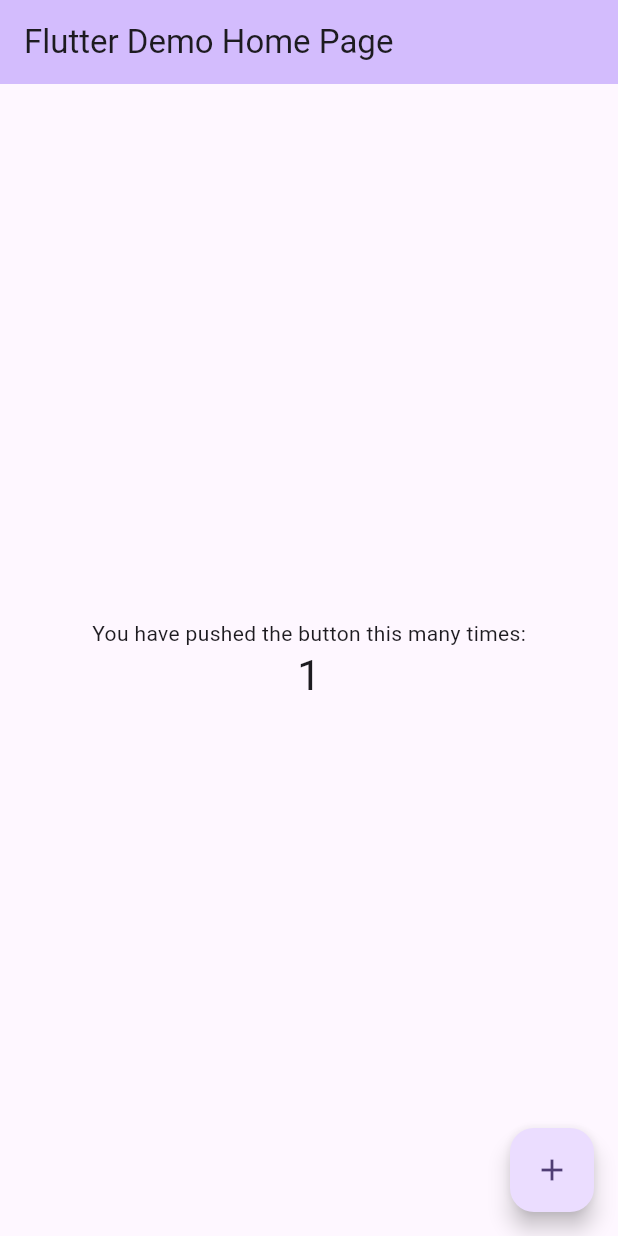
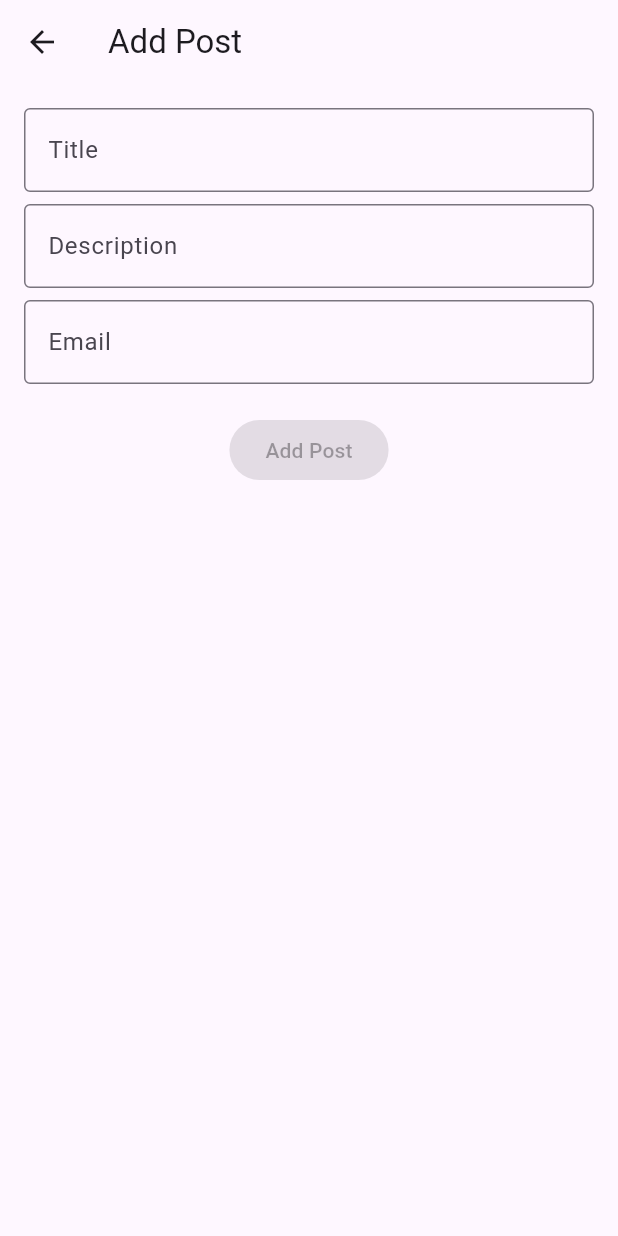
Before and after one commit to Mhd1992/post_app, a Flutter app: the screen it shows after launch, after a tap on the "add" icon, on a phone screen of 412 x 824 dp. Run offline on Flutter 3.47's test engine with Material 3 defaults, Android fonts, the phone set to English and light mode, and no system bars; drawn by our look-alikes of reactive_forms; our stand-ins replace dartz, flutter_riverpod.

Commit message:
add cleanCode

```diff
--- /dev/null
+++ b/post_application/lib/clean_code/data/models/post_model.dart
@@ -0,0 +1,6 @@
+import 'package:post_application/clean_code/domain/entities/post_entity.dart';
+
+class PostModel extends PostEntity{
+  PostModel({required super.id, required super.title, required super.desc,super.email});
+
+}
--- /dev/null
+++ b/post_application/lib/clean_code/data/repositories/post_repository_imp.dart
@@ -0,0 +1,65 @@
+import 'package:dartz/dartz.dart';
+import 'package:post_application/clean_code/domain/entities/failure.dart';
+import 'package:post_application/clean_code/domain/entities/post_entity.dart';
+import 'package:post_application/clean_code/domain/entities/success.dart';
+import 'package:post_application/clean_code/domain/repositories/post_repoditory.dart';
+import 'package:post_application/clean_code/domain/use_cases/add_post_use_case.dart';
+import 'package:post_application/clean_code/domain/use_cases/delete_post_use_case.dart';
+import 'package:post_application/clean_code/domain/use_cases/get_post_use_case.dart';
+import 'package:post_application/clean_code/domain/use_cases/update_post_use_case.dart';
+
+import '../models/post_model.dart';
+
+class PostRepositoryImp implements PostRepository{
+
+
+
+  final List<PostModel> _posts = [];
+
+
+
+  @override
+  Either<Failure, Success> addPost(PostEntity post) { try {
+    _posts.add(PostModel(
+        id: post.id, title: post.title, desc: post.desc, email: post.email));
+    return Right(Success( message: 'the post add Done!'));
+  } catch (e) {
+    return Left(Failure(message: '$e'));
+  }
+  }
+
+  @override
+  Either<Failure, Success> deletePost(String postId) {
+    try {
+      _posts.removeWhere((post) => post.id == postId);
+      return Right(Success(message: "Delete is Done"));
+    } catch (e) {
+      return Left(Failure(message: "$e"));
+    }
+  }
+
+  @override
+  Either<Failure, List<PostEntity>> getPosts() {
+    try {
+      return Right(List.unmodifiable(_posts));
+    } catch (e) {
+      return Left(Failure(message: "$e"));
+    }
+  }
+
+  @override
+  Either<Failure, Success> updatePost(PostEntity post) {
+    try {
+      final index = _posts.indexWhere((p) => p.id == post.id);
+      if (index != -1) {
+        _posts[index] = PostModel(
+            id: post.id, title: post.title, desc: post.desc, email: post.email);
+        return Right(Success(message: "update is Done!"));
+      }
+      return Left(Failure(message: "the element is notFound"));
+    } catch (e) {
+      return Left(Failure(message: "$e"));
+    }
+  }
+
+}
--- /dev/null
+++ b/post_application/lib/clean_code/domain/entities/failure.dart
@@ -0,0 +1,5 @@
+class Failure{
+  final String message;
+
+  Failure({required this.message});
+}
--- /dev/null
+++ b/post_application/lib/clean_code/domain/entities/post_entity.dart
@@ -0,0 +1,9 @@
+class PostEntity {
+  final String id;
+  final String title;
+  final String desc;
+  final String? email;
+
+  PostEntity(
+      {required this.id, required this.title, required this.desc, this.email});
+}
--- /dev/null
+++ b/post_application/lib/clean_code/domain/entities/success.dart
@@ -0,0 +1,5 @@
+class Success{
+  final String message;
+
+  Success({required this.message});
+}
--- /dev/null
+++ b/post_application/lib/clean_code/domain/repositories/post_repoditory.dart
@@ -0,0 +1,12 @@
+import 'package:dartz/dartz.dart';
+
+import '../entities/failure.dart';
+import '../entities/post_entity.dart';
+import '../entities/success.dart';
+
+abstract class PostRepository{
+  Either<Failure,List<PostEntity>> getPosts();
+  Either<Failure,Success> addPost(PostEntity post);
+  Either<Failure,Success>  updatePost(PostEntity post);
+  Either<Failure,Success>  deletePost(String postId);
+}
--- /dev/null
+++ b/post_application/lib/clean_code/domain/use_cases/get_post_use_case.dart
@@ -0,0 +1,16 @@
+import 'package:dartz/dartz.dart';
+import 'package:post_application/clean_code/domain/repositories/post_repoditory.dart';
+
+import '../entities/failure.dart';
+import '../entities/post_entity.dart';
+import '../entities/success.dart';
+
+class GetPostUseCase{
+  final PostRepository postRepository;
+
+  GetPostUseCase(this.postRepository);
+
+  Either<Failure, List<PostEntity>> call() {
+    return postRepository.getPosts();
+  }
+}
--- /dev/null
+++ b/post_application/lib/clean_code/presentation/providers/post_provider.dart
@@ -0,0 +1,110 @@
+import 'package:flutter_riverpod/flutter_riverpod.dart';
+
+import '../../data/repositories/post_repository_imp.dart';
+import '../../domain/entities/failure.dart';
+import '../../domain/entities/post_entity.dart';
+import '../../domain/entities/success.dart';
+import '../../domain/repositories/post_repoditory.dart';
+import '../../domain/use_cases/add_post_use_case.dart';
+import '../../domain/use_cases/delete_post_use_case.dart';
+import '../../domain/use_cases/get_post_use_case.dart';
+import '../../domain/use_cases/update_post_use_case.dart';
+
+class PostNotifier extends StateNotifier<List<PostEntity>> {
+/*  PostNotifier(this.getPostUseCase, this.addPostUseCase, this.deletePostUseCase,
+      this.updatePostUseCase, super.state);*/
+
+  PostNotifier(this.getPostUseCase, this.addPostUseCase, this.deletePostUseCase,
+      this.updatePostUseCase)
+      : super([]) {
+    loadPosts();
+  }
+
+
+  bool isLoading = false;
+  final GetPostUseCase getPostUseCase;
+  final AddPostUseCase addPostUseCase;
+  final DeletePostUseCase deletePostUseCase;
+  final UpdatePostUseCase updatePostUseCase;
+
+  void loadPosts() {
+    final result = getPostUseCase();
+    result.fold(
+          (failure) {
+        // Handle failure (e.g., show a message)
+        print(failure.message);
+      },
+          (posts) {
+        state = posts;
+      },
+    );
+  }
+
+  void createPost(PostEntity post) {
+    final result = addPostUseCase(post);
+    result.fold(
+          (failure) {
+        Failure(message: "faild");
+      },
+          (posts) {
+        Success(message: "Done!");
+      },
+    );
+    loadPosts();
+  }
+
+  void updatePost(PostEntity post) {
+    final result = updatePostUseCase(post);
+    result.fold(
+          (failure) {
+        Failure( message: 'Fild');
+      },
+          (posts) {
+        Success(message: "Done!");
+      },
+    );
+    loadPosts();
+  }
+
+  void removePost(String id) {
+    isLoading = true;
+    final result = deletePostUseCase(id);
+
+    result.fold(
+          (failure) {
+        Failure(message: "faild");
+      },
+          (posts) {
+        Success(message: "Done!");
+      },
+    );
+
+    loadPosts();
+    isLoading = false;
+  }
+}
+
+final postRepositoryProvider = Provider<PostRepository>((ref) {
+  return PostRepositoryImp();
+});
+
+final postProvider =
+StateNotifierProvider<PostNotifier, List<PostEntity>>((ref) {
+
+  final repository = ref.read(postRepositoryProvider);
+
+  return PostNotifier(GetPostUseCase(repository), AddPostUseCase(repository),
+      DeletePostUseCase(repository), UpdatePostUseCase(repository));
+});
+
+class LoadingNotifier extends StateNotifier<bool> {
+  LoadingNotifier(super.state);
+
+  void changeLoadingState(bool value){
+    state = value;
+  }
+}
+
+final loadingProvider = StateNotifierProvider<LoadingNotifier, bool>((ref) {
+  return LoadingNotifier(false);
+});
--- /dev/null
+++ b/post_application/lib/clean_code/presentation/screens/home_screen.dart
@@ -0,0 +1,79 @@
+
+import 'package:flutter/material.dart';
+import 'package:flutter_riverpod/flutter_riverpod.dart';
+
+import '../providers/post_provider.dart';
+import '../widgets/post_form_screen.dart';
+import '../widgets/post_list_item.dart';
+
+class HomeScreen extends ConsumerWidget {
+  const HomeScreen({super.key});
+
+  @override
+  Widget build(BuildContext context, WidgetRef ref) {
+    final posts = ref.watch(postProvider);
+    final deleted = ref.watch(loadingProvider);
+
+    //final postAsync = ref.watch(postAsyncProvider);
+
+    return Scaffold(
+      appBar: AppBar(title: const Text('Posts'),centerTitle: true,),
+      body: (deleted)
+          ? const Center(child: CircularProgressIndicator())
+          : posts.isEmpty?const Center(child: Text('noData'),): ListView.builder(
+        itemCount: posts.length,
+        itemBuilder: (context, index) {
+          final post = posts[index];
+          return PostListItem(
+            post: post,
+            onDelete: () async {
+              ref.read(loadingProvider.notifier).changeLoadingState(true);
+              await Future.delayed(const Duration(seconds: 3));
+              ref.read(postProvider.notifier).removePost(post.id);
+              ref.read(loadingProvider.notifier).changeLoadingState(false);
+            },
+            onTap: () => Navigator.of(context).push(
+              MaterialPageRoute(
+                builder: (context) => PostFormScreen(post: post),
+              ),
+            ),
+          );
+        },
+      ),
+      floatingActionButton: FloatingActionButton(
+        onPressed: () {
+          Navigator.of(context).push(
+            MaterialPageRoute(
+              builder: (context) => PostFormScreen(),
+            ),
+          );
+        },
+        child: Icon(Icons.add),
+      ),
+    );
+
+  }
+
+  void _showMessageDialog(BuildContext context, String message) {
+
+    showDialog(
+        context: context,
+        builder: (context) {
+          return AlertDialog(
+            title: const Text('title'),
+            content: Text(message),
+            actions: [
+              TextButton(
+                onPressed: () async {
+                  CircularProgressIndicator();
+                  await Future.delayed(const Duration(seconds: 2));
+
+                  Navigator.of(context).pop();
+                },
+                child: Text('OK'),
+              ),
+            ],
+          );
+        });
+  }
+}
--- /dev/null
+++ b/post_application/lib/clean_code/presentation/widgets/post_form_screen.dart
@@ -0,0 +1,179 @@
+import 'package:flutter/material.dart';
+import 'package:flutter_riverpod/flutter_riverpod.dart';
+import 'package:reactive_forms/reactive_forms.dart';
+
+import '../../domain/entities/post_entity.dart';
+import '../providers/post_provider.dart';
+
+class PostFormScreen extends ConsumerStatefulWidget {
+  final PostEntity? post;
+
+  PostFormScreen({this.post});
+
+  @override
+  _PostFormScreenState createState() => _PostFormScreenState();
+}
+
+class _PostFormScreenState extends ConsumerState<PostFormScreen> {
+
+  late FormGroup form, customForm;
+
+  @override
+  void initState() {
+    super.initState();
+    /* using with out reactive form
+     if (widget.post != null) {
+      _titleController.text = widget.post!.title;
+      _descController.text = widget.post!.desc;*/
+    form = fb.group({
+      'title': FormControl<String>(
+        value: widget.post?.title,
+        validators: [
+          Validators.compose([Validators.required, Validators.minLength(3)])
+        ],
+      ),
+      'desc': FormControl<String>(
+        value: widget.post?.desc,
+        validators: [
+          Validators.compose([
+            Validators.required,
+          ])
+        ],
+      ),
+      'email': FormControl<String>(
+        value: widget.post?.email,
+        validators: [
+          Validators.compose([Validators.required,
+            //  Validators.email
+          ])
+        ],
+      )
+    });
+
+
+  }
+
+  @override
+  Widget build(BuildContext context) {
+    return Scaffold(
+      appBar: AppBar(
+        title: Text(widget.post == null ? 'Add Post' : 'Edit Post'),
+      ),
+      body: Padding(
+        padding: const EdgeInsets.all(16.0),
+        child: ReactiveForm(
+          formGroup: form,
+          child: Column(
+            children: [
+              ReactiveTextField(
+                formControlName: 'title',
+                decoration: const InputDecoration(
+                  labelText: 'Title',
+                  border: OutlineInputBorder(),
+                  errorBorder: OutlineInputBorder(
+                    borderSide: BorderSide(color: Colors.red),
+                  ),
+                  focusedBorder: OutlineInputBorder(
+                    borderSide: BorderSide(color: Colors.blue),
+                  ),
+                ),
+                validationMessages: {
+                  'required': (error) => 'The title must not be empty',
+                  ValidationMessage.minLength: (error) =>
+                  'the min length is three ',
+                },
+              ),
+              const SizedBox(
+                height: 8,
+              ),
+              ReactiveTextField(
+                formControlName: 'desc',
+                decoration: const InputDecoration(
+                  labelText: 'Description',
+                  border: OutlineInputBorder(),
+                  errorBorder: OutlineInputBorder(
+                    borderSide: BorderSide(color: Colors.red),
+                  ),
+                  focusedBorder: OutlineInputBorder(
+                    borderSide: BorderSide(color: Colors.blue),
+                  ),
+                ),
+                validationMessages: {
+                  'required': (error) => 'The description must not be empty',
+                },
+              ),
+              const SizedBox(
+                height: 8,
+              ),
+              ReactiveTextField(
+                formControlName: 'email',
+                decoration: const InputDecoration(
+                  labelText: 'Email',
+                  border: OutlineInputBorder(),
+                  errorBorder: OutlineInputBorder(
+                    borderSide: BorderSide(color: Colors.red),
+                  ),
+                  focusedBorder: OutlineInputBorder(
+                    borderSide: BorderSide(color: Colors.deepOrange),
+                  ),
+                ),
+                validationMessages: {
+                  'required': (error) => 'The title must not be empty',
+                  // 'email': (error) => 'invalid email address',
+                },
+              ),
+              const SizedBox(height: 20),
+              ReactiveFormConsumer(builder: (context, form, child) {
+                return ElevatedButton(
+                  onPressed: !form.valid
+                      ? null
+                      : () {
+                    //using reactiveForm package
+                    if (form.valid) {
+                      final fbTitle = form.control('title').value;
+                      final fbDesc = form.control('desc').value;
+                      final fbEmail = form.control('email').value;
+                      final fbId =
+                          widget.post?.id ?? DateTime.now().toString();
+                      final post = PostEntity(
+                          id: fbId,
+                          title: fbTitle,
+                          desc: fbDesc,
+                          email: fbEmail);
+
+                      if (widget.post == null) {
+                        ref.read(postProvider.notifier).createPost(post);
+                      } else {
+                        ref.read(postProvider.notifier).updatePost(post);
+                      }
+                      Navigator.of(context).pop();
+                    } else {
+                      form.markAllAsTouched();
+                    }
+                  },
+                  /* with out using reactiveForm package
+                  final title = _titleController.text;
+                    final desc = _descController.text;
+                    final id = widget.post?.id ?? DateTime.now().toString();
+
+                    final post =
+                        PostEntity(id: id, title: title, desc: desc, email: null);
+
+                    if (widget.post == null) {
+                      ref.read(postProvider.notifier).createPost(post);
+                    } else {
+                      ref.read(postProvider.notifier).updatePost(post);
+                    }*/
+
+                  // Navigator.of(context).pop();
+
+                  child: Text(widget.post == null ? 'Add Post' : 'Update Post'),
+                );
+              }),
+            ],
+          ),
+        ),
+      ),
+    );
+  }
+}
--- /dev/null
+++ b/post_application/lib/clean_code/presentation/widgets/post_list_item.dart
@@ -0,0 +1,27 @@
+
+
+
+import 'package:flutter/material.dart';
+
+import '../../domain/entities/post_entity.dart';
+
+class PostListItem extends StatelessWidget {
+  final PostEntity post;
+  final VoidCallback onDelete;
+  final VoidCallback onTap;
+
+  const PostListItem({super.key, required this.post, required this.onDelete, required this.onTap});
+
+  @override
+  Widget build(BuildContext context) {
+    return ListTile(
+      title: Text(post.title),
+      subtitle: Text(post.desc),
+      trailing: IconButton(
+        icon: const Icon(Icons.delete),
+        onPressed: onDelete,
+      ),
+      onTap: onTap,
+    );
+  }
+}
--- a/post_application/lib/main.dart
+++ b/post_application/lib/main.dart
@@ -1,125 +1,24 @@
 import 'package:flutter/material.dart';
+import 'package:flutter_riverpod/flutter_riverpod.dart';
+
+import 'clean_code/presentation/screens/home_screen.dart';
 
 void main() {
-  runApp(const MyApp());
+  runApp(
+    ProviderScope(
+      child: MyApp(),
+    ),
+  );
 }
 
 class MyApp extends StatelessWidget {
-  const MyApp({super.key});
-
-  // This widget is the root of your application.
   @override
   Widget build(BuildContext context) {
-    return MaterialApp(
-      title: 'Flutter Demo',
-      theme: ThemeData(
-        // This is the theme of your application.
-        //
-        // TRY THIS: Try running your application with "flutter run". You'll see
-        // the application has a purple toolbar. Then, without quitting the app,
-        // try changing the seedColor in the colorScheme below to Colors.green
-        // and then invoke "hot reload" (save your changes or press the "hot
-        // reload" button in a Flutter-supported IDE, or press "r" if you used
-        // the command line to start the app).
-        //
-        // Notice that the counter didn't reset back to zero; the application
-        // state is not lost during the reload. To reset the state, use hot
-        // restart instead.
-        //
-        // This works for code too, not just values: Most code changes can be
-        // tested with just a hot reload.
-        colorScheme: ColorScheme.fromSeed(seedColor: Colors.deepPurple),
-        useMaterial3: true,
-      ),
-      home: const MyHomePage(title: 'Flutter Demo Home Page'),
+    return const MaterialApp(
+      debugShowCheckedModeBanner: false,
+      title: 'RiverPod Example',
+      home: HomeScreen(),
+      // home: PPostScreen(),
     );
   }
 }
-
-class MyHomePage extends StatefulWidget {
-  const MyHomePage({super.key, required this.title});
-
-  // This widget is the home page of your application. It is stateful, meaning
-  // that it has a State object (defined below) that contains fields that affect
-  // how it looks.
-
-  // This class is the configuration for the state. It holds the values (in this
-  // case the title) provided by the parent (in this case the App widget) and
-  // used by the build method of the State. Fields in a Widget subclass are
-  // always marked "final".
-
-  final String title;
-
-  @override
-  State<MyHomePage> createState() => _MyHomePageState();
-}
-
-class _MyHomePageState extends State<MyHomePage> {
-  int _counter = 0;
-
-  void _incrementCounter() {
-    setState(() {
-      // This call to setState tells the Flutter framework that something has
-      // changed in this State, which causes it to rerun the build method below
-      // so that the display can reflect the updated values. If we changed
-      // _counter without calling setState(), then the build method would not be
-      // called again, and so nothing would appear to happen.
-      _counter++;
-    });
-  }
-
-  @override
-  Widget build(BuildContext context) {
-    // This method is rerun every time setState is called, for instance as done
-    // by the _incrementCounter method above.
-    //
-    // The Flutter framework has been optimized to make rerunning build methods
-    // fast, so that you can just rebuild anything that needs updating rather
-    // than having to individually change instances of widgets.
-    return Scaffold(
-      appBar: AppBar(
-        // TRY THIS: Try changing the color here to a specific color (to
-        // Colors.amber, perhaps?) and trigger a hot reload to see the AppBar
-        // change color while the other colors stay the same.
-        backgroundColor: Theme.of(context).colorScheme.inversePrimary,
-        // Here we take the value from the MyHomePage object that was created by
-        // the App.build method, and use it to set our appbar title.
-        title: Text(widget.title),
-      ),
-      body: Center(
-        // Center is a layout widget. It takes a single child and positions it
-        // in the middle of the parent.
-        child: Column(
-          // Column is also a layout widget. It takes a list of children and
-          // arranges them vertically. By default, it sizes itself to fit its
-          // children horizontally, and tries to be as tall as its parent.
-          //
-          // Column has various properties to control how it sizes itself and
-          // how it positions its children. Here we use mainAxisAlignment to
-          // center the children vertically; the main axis here is the vertical
-          // axis because Columns are vertical (the cross axis would be
-          // horizontal).
-          //
-          // TRY THIS: Invoke "debug painting" (choose the "Toggle Debug Paint"
-          // action in the IDE, or press "p" in the console), to see the
-          // wireframe for each widget.
-          mainAxisAlignment: MainAxisAlignment.center,
-          children: <Widget>[
-            const Text(
-              'You have pushed the button this many times:',
-            ),
-            Text(
-              '$_counter',
-              style: Theme.of(context).textTheme.headlineMedium,
-            ),
-          ],
-        ),
-      ),
-      floatingActionButton: FloatingActionButton(
-        onPressed: _incrementCounter,
-        tooltip: 'Increment',
-        child: const Icon(Icons.add),
-      ), // This trailing comma makes auto-formatting nicer for build methods.
-    );
-  }
-}
```
Also changed, not shown: post_application/lib/clean_code/domain/use_cases/add_post_use_case.dart (added, +16 -0 lines), post_application/lib/clean_code/domain/use_cases/delete_post_use_case.dart (added, +15 -0 lines), post_application/lib/clean_code/domain/use_cases/update_post_use_case.dart (added, +16 -0 lines), 1 other file.
